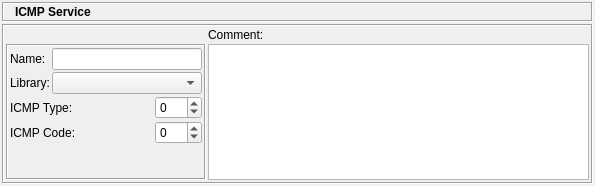
The window that src/gui/icmpservicedialog_q.ui (fwbuilder/fwbuilder) describes before a commit, drawn with Qt 5.
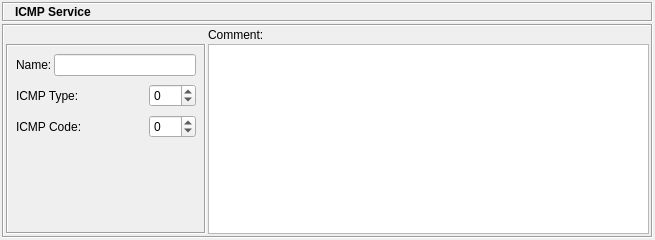
The same window after the commit. Icons and pictures are not drawn.

Commit message: Removed "Library" from all object dialogs; some dialogs tidying

What changed in the file:
```diff
--- a/src/gui/icmpservicedialog_q.ui
+++ b/src/gui/icmpservicedialog_q.ui
@@ -8,8 +8,8 @@
    <rect>
     <x>0</x>
     <y>0</y>
-    <width>595</width>
-    <height>186</height>
+    <width>655</width>
+    <height>240</height>
    </rect>
   </property>
   <property name="sizePolicy" >
@@ -206,22 +206,22 @@
           </property>
           <layout class="QGridLayout" >
            <property name="leftMargin" >
-            <number>2</number>
+            <number>8</number>
            </property>
            <property name="topMargin" >
-            <number>2</number>
+            <number>8</number>
            </property>
            <property name="rightMargin" >
-            <number>2</number>
+            <number>8</number>
            </property>
            <property name="bottomMargin" >
-            <number>2</number>
+            <number>8</number>
            </property>
            <property name="horizontalSpacing" >
             <number>2</number>
            </property>
            <property name="verticalSpacing" >
-            <number>2</number>
+            <number>8</number>
            </property>
            <item row="4" column="2" >
             <spacer>
@@ -255,28 +255,15 @@
              </property>
             </widget>
            </item>
-           <item row="1" column="1" colspan="3" >
-            <widget class="QComboBox" name="libs" >
-             <property name="sizePolicy" >
-              <sizepolicy vsizetype="Fixed" hsizetype="Expanding" >
-               <horstretch>0</horstretch>
-               <verstretch>0</verstretch>
-              </sizepolicy>
-             </property>
-            </widget>
-           </item>
-           <item row="1" column="0" >
-            <widget class="QLabel" name="textLabel1_2" >
-             <property name="text" >
-              <string>Library:</string>
-             </property>
-             <property name="wordWrap" >
-              <bool>false</bool>
-             </property>
-            </widget>
-           </item>
            <item row="0" column="1" colspan="3" >
-            <widget class="QLineEdit" name="obj_name" />
+            <widget class="QLineEdit" name="obj_name" >
+             <property name="minimumSize" >
+              <size>
+               <width>130</width>
+               <height>0</height>
+              </size>
+             </property>
+            </widget>
            </item>
            <item row="2" column="0" colspan="2" >
             <widget class="QLabel" name="textLabel3" >
```
Left out of the diff: 17 changed lines with no effect on the pictures. The commit also changes 41 other files.
